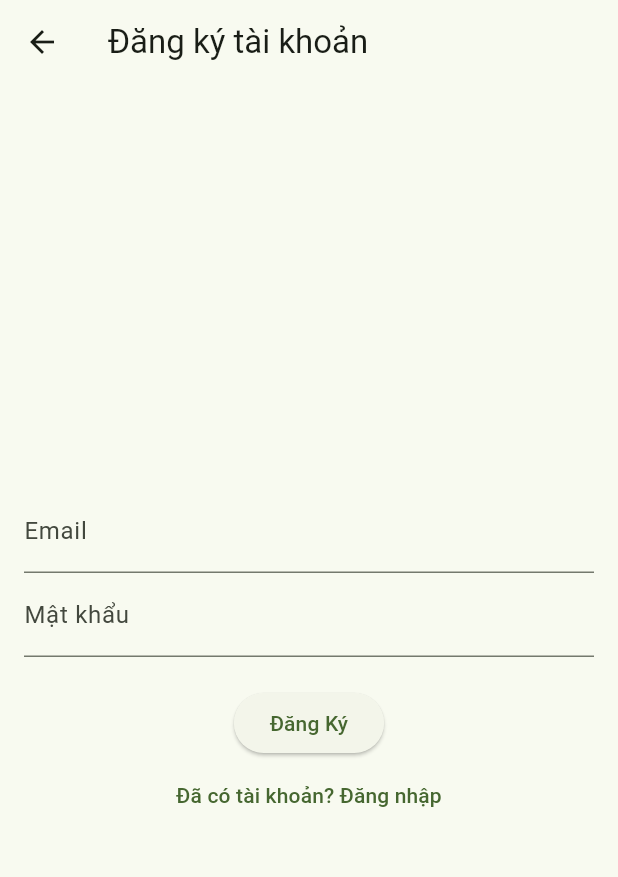
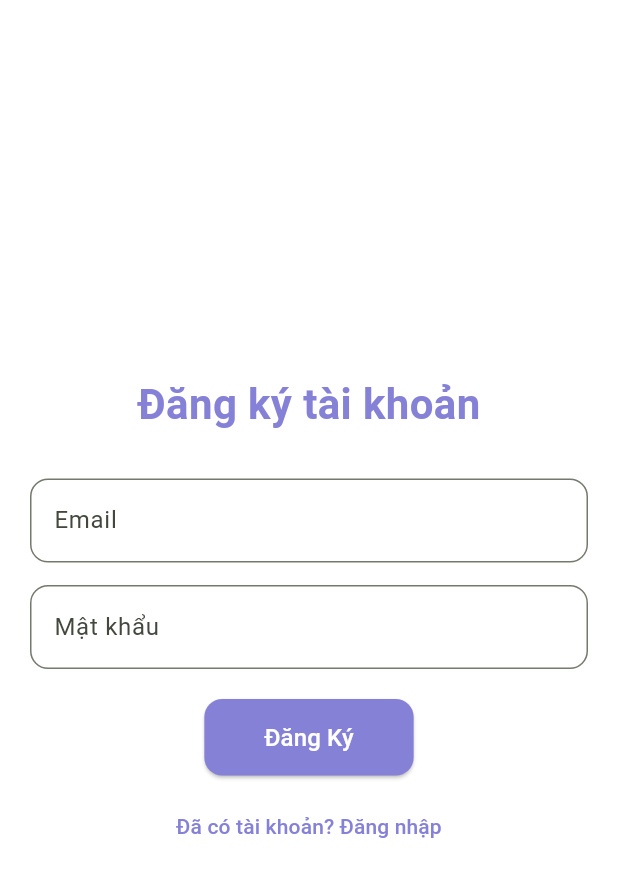
Before and after one commit to wangTK9/helpMap, a Flutter app: the screen it shows after launch, after a tap on "Chưa có tài khoản? Đăng ký", on a phone screen of 412 x 824 dp. Shown: the top 877 px of the screen. Run offline on Flutter 3.47's test engine with Material 3 defaults, Android fonts, the phone set to English and light mode, and no system bars; our stand-ins replace firebase_auth, firebase_core, firebase_database, flutter_dotenv, flutter_feather_icons, geolocator and 2 more; missing offline and left inert: mapbox_maps_flutter; accounts and stored records are empty; network calls fail.

Commit message:
css login and signup

```diff
--- a/client/lib/pages/login_screen.dart
+++ b/client/lib/pages/login_screen.dart
@@ -12,13 +12,15 @@ class _LoginScreenState extends State<LoginScreen> {
   final TextEditingController passwordController = TextEditingController();
   final AuthService _authService = AuthService();
 
+  Color primaryColor = Color.fromRGBO(133, 129, 215, 1.0);
+
   void _handleLogin() async {
     String email = emailController.text.trim();
     String password = passwordController.text.trim();
 
     var user = await _authService.signIn(email, password);
     if (user != null) {
-      print("Đăng nhập thành công: ${user.email}");
+      print("Đăng nhập thành công: \${user.email}");
       Navigator.pushReplacementNamed(context, "/home");
     } else {
       print("Đăng nhập thất bại!");
@@ -28,7 +30,7 @@ class _LoginScreenState extends State<LoginScreen> {
   void _handleGoogleSignIn() async {
     var user = await _authService.signInWithGoogle();
     if (user != null) {
-      print("Đăng nhập Google thành công: ${user.email}");
+      print("Đăng nhập Google thành công: \${user.email}");
       Navigator.pushReplacementNamed(context, "/home");
     } else {
       print("Đăng nhập Google thất bại!");
@@ -38,31 +40,78 @@ class _LoginScreenState extends State<LoginScreen> {
   @override
   Widget build(BuildContext context) {
     return Scaffold(
-      appBar: AppBar(title: Text("Đăng nhập")),
-      body: Padding(
-        padding: const EdgeInsets.all(16.0),
+      backgroundColor: Colors.white,
+      body: Center(
+        child: Padding(
+          padding: const EdgeInsets.all(20.0),
           child: Column(
             mainAxisAlignment: MainAxisAlignment.center,
+            crossAxisAlignment: CrossAxisAlignment.center,
             children: [
+              Text(
+                "Đăng nhập",
+                style: TextStyle(
+                  fontSize: 28,
+                  fontWeight: FontWeight.bold,
+                  color: primaryColor,
+                ),
+              ),
+              SizedBox(height: 30),
               TextField(
                 controller: emailController,
-              decoration: InputDecoration(labelText: "Email"),
+                decoration: InputDecoration(
+                  labelText: "Email",
+                  border: OutlineInputBorder(
+                    borderRadius: BorderRadius.circular(12),
+                    borderSide: BorderSide(color: primaryColor),
                   ),
+                  focusedBorder: OutlineInputBorder(
+                    borderRadius: BorderRadius.circular(12),
+                    borderSide: BorderSide(color: primaryColor, width: 2),
+                  ),
+                ),
+              ),
+              SizedBox(height: 15),
               TextField(
                 controller: passwordController,
-              decoration: InputDecoration(labelText: "Mật khẩu"),
                 obscureText: true,
+                decoration: InputDecoration(
+                  labelText: "Mật khẩu",
+                  border: OutlineInputBorder(
+                    borderRadius: BorderRadius.circular(12),
+                    borderSide: BorderSide(color: primaryColor),
+                  ),
+                  focusedBorder: OutlineInputBorder(
+                    borderRadius: BorderRadius.circular(12),
+                    borderSide: BorderSide(color: primaryColor, width: 2),
+                  ),
+                ),
               ),
               SizedBox(height: 20),
               ElevatedButton(
                 onPressed: _handleLogin,
-              child: Text("Đăng nhập"),
+                style: ElevatedButton.styleFrom(
+                  backgroundColor: primaryColor,
+                  shape: RoundedRectangleBorder(
+                    borderRadius: BorderRadius.circular(12),
+                  ),
+                  padding: EdgeInsets.symmetric(vertical: 14, horizontal: 40),
+                ),
+                child: Text("Đăng nhập", style: TextStyle(fontSize: 16, color: Colors.white)),
               ),
               SizedBox(height: 10),
-            ElevatedButton(
+              OutlinedButton(
                 onPressed: _handleGoogleSignIn,
-              child: Text("Đăng nhập với Google"),
+                style: OutlinedButton.styleFrom(
+                  shape: RoundedRectangleBorder(
+                    borderRadius: BorderRadius.circular(12),
                   ),
+                  padding: EdgeInsets.symmetric(vertical: 14, horizontal: 40),
+                  side: BorderSide(color: primaryColor),
+                ),
+                child: Text("Đăng nhập với Google", style: TextStyle(fontSize: 16, color: primaryColor)),
+              ),
+              SizedBox(height: 20),
               TextButton(
                 onPressed: () {
                   Navigator.push(
@@ -70,9 +119,13 @@ class _LoginScreenState extends State<LoginScreen> {
                     MaterialPageRoute(builder: (context) => SignUpScreen()),
                   );
                 },
-              child: const Text("Chưa có tài khoản? Đăng ký"),
+                child: Text(
+                  "Chưa có tài khoản? Đăng ký",
+                  style: TextStyle(fontSize: 14, color: primaryColor),
+                ),
               ),
             ],
+          ),
         ),
       ),
     );
--- a/client/lib/pages/signup_screen.dart
+++ b/client/lib/pages/signup_screen.dart
@@ -11,13 +11,15 @@ class _SignUpScreenState extends State<SignUpScreen> {
   final TextEditingController passwordController = TextEditingController();
   final AuthService _authService = AuthService();
 
+  Color primaryColor = Color.fromRGBO(133, 129, 215, 1.0);
+
   void _handleSignUp() async {
     String email = emailController.text.trim();
     String password = passwordController.text.trim();
 
     var user = await _authService.signUp(email, password);
     if (user != null) {
-      print("Đăng ký thành công: ${user.email}");
+      print("Đăng ký thành công: \${user.email}");
       ScaffoldMessenger.of(context).showSnackBar(
         const SnackBar(content: Text("Đăng ký thành công!")),
       );
@@ -32,33 +34,77 @@ class _SignUpScreenState extends State<SignUpScreen> {
   @override
   Widget build(BuildContext context) {
     return Scaffold(
-      appBar: AppBar(title: const Text("Đăng ký tài khoản")),
-      body: Padding(
-        padding: const EdgeInsets.all(16.0),
+      backgroundColor: Colors.white,
+      body: Center(
+        child: Padding(
+          padding: const EdgeInsets.all(20.0),
           child: Column(
             mainAxisAlignment: MainAxisAlignment.center,
+            crossAxisAlignment: CrossAxisAlignment.center,
             children: [
+              Text(
+                "Đăng ký tài khoản",
+                style: TextStyle(
+                  fontSize: 28,
+                  fontWeight: FontWeight.bold,
+                  color: primaryColor,
+                ),
+              ),
+              SizedBox(height: 30),
               TextField(
                 controller: emailController,
-              decoration: const InputDecoration(labelText: "Email"),
+                decoration: InputDecoration(
+                  labelText: "Email",
+                  border: OutlineInputBorder(
+                    borderRadius: BorderRadius.circular(12),
+                    borderSide: BorderSide(color: primaryColor),
                   ),
+                  focusedBorder: OutlineInputBorder(
+                    borderRadius: BorderRadius.circular(12),
+                    borderSide: BorderSide(color: primaryColor, width: 2),
+                  ),
+                ),
+              ),
+              SizedBox(height: 15),
               TextField(
                 controller: passwordController,
-              decoration: const InputDecoration(labelText: "Mật khẩu"),
                 obscureText: true,
+                decoration: InputDecoration(
+                  labelText: "Mật khẩu",
+                  border: OutlineInputBorder(
+                    borderRadius: BorderRadius.circular(12),
+                    borderSide: BorderSide(color: primaryColor),
                   ),
-            const SizedBox(height: 20),
+                  focusedBorder: OutlineInputBorder(
+                    borderRadius: BorderRadius.circular(12),
+                    borderSide: BorderSide(color: primaryColor, width: 2),
+                  ),
+                ),
+              ),
+              SizedBox(height: 20),
               ElevatedButton(
                 onPressed: _handleSignUp,
-              child: const Text("Đăng Ký"),
+                style: ElevatedButton.styleFrom(
+                  backgroundColor: primaryColor,
+                  shape: RoundedRectangleBorder(
+                    borderRadius: BorderRadius.circular(12),
                   ),
+                  padding: EdgeInsets.symmetric(vertical: 14, horizontal: 40),
+                ),
+                child: Text("Đăng Ký", style: TextStyle(fontSize: 16, color: Colors.white)),
+              ),
+              SizedBox(height: 10),
               TextButton(
                 onPressed: () {
                   Navigator.pop(context);
                 },
-              child: const Text("Đã có tài khoản? Đăng nhập"),
+                child: Text(
+                  "Đã có tài khoản? Đăng nhập",
+                  style: TextStyle(fontSize: 14, color: primaryColor),
+                ),
               ),
             ],
+          ),
         ),
       ),
     );
```
Also changed, not shown: client/pubspec.lock, 125 other files. Lines whose indentation alone changed are shown as unchanged.
